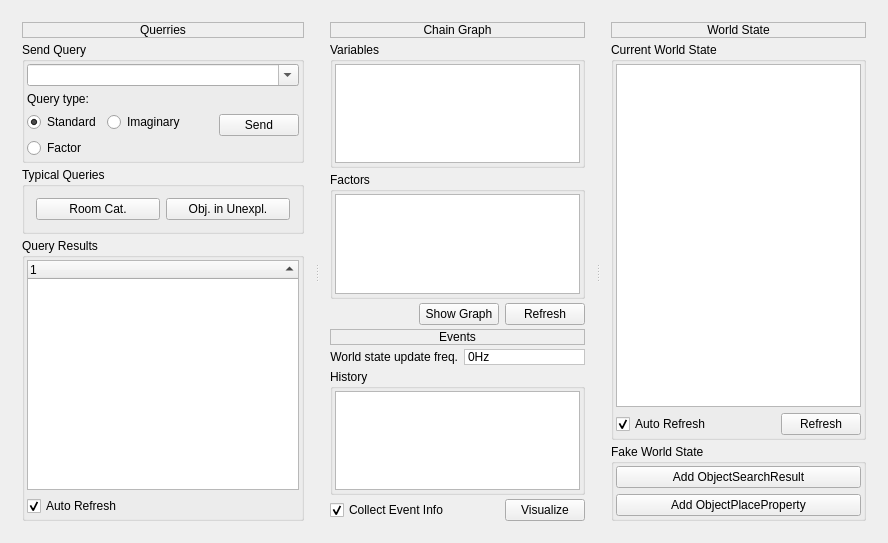
marc-hanheide/cogx, file subarchitectures/conceptual.sa/branches/avs-iros11/src/c++/conceptual/components/Tester/ConceptualWidget/ConceptualWidget.ui: the form before one commit.
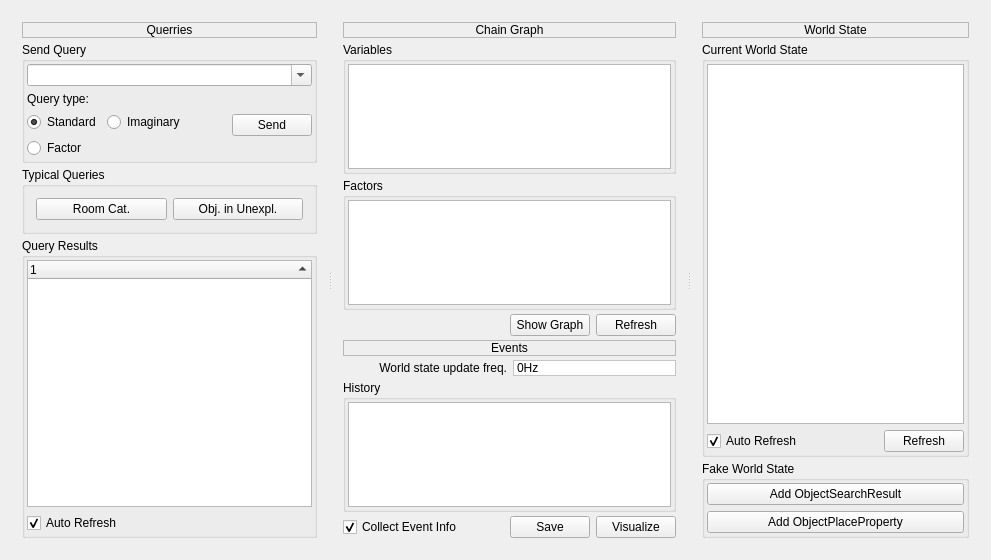
The form after the commit. Icons and pictures are not drawn.

What changed in the file:
```diff
--- a/subarchitectures/conceptual.sa/branches/avs-iros11/src/c++/conceptual/components/Tester/ConceptualWidget/ConceptualWidget.ui
+++ b/subarchitectures/conceptual.sa/branches/avs-iros11/src/c++/conceptual/components/Tester/ConceptualWidget/ConceptualWidget.ui
@@ -6,8 +6,8 @@
    <rect>
     <x>0</x>
     <y>0</y>
-    <width>888</width>
-    <height>543</height>
+    <width>991</width>
+    <height>560</height>
    </rect>
   </property>
   <property name="windowTitle">
@@ -380,6 +380,17 @@
            </property>
           </spacer>
          </item>
+         <item>
+          <widget class="QPushButton" name="saveEventsButton">
+           <property name="text">
+            <string>Save</string>
+           </property>
+           <property name="icon">
+            <iconset resource="../resources.qrc">
+             <normaloff>:/icons/icons/filesave.png</normaloff>:/icons/icons/filesave.png</iconset>
+           </property>
+          </widget>
+         </item>
          <item>
           <widget class="QPushButton" name="visualizeButton">
            <property name="text">
```
